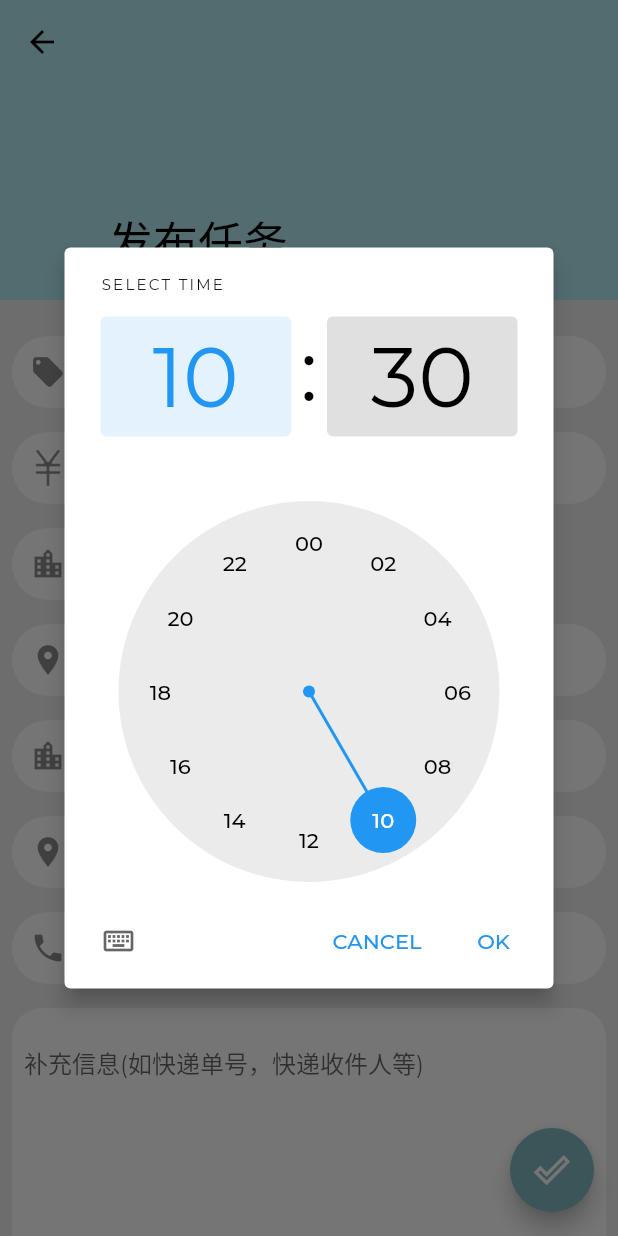
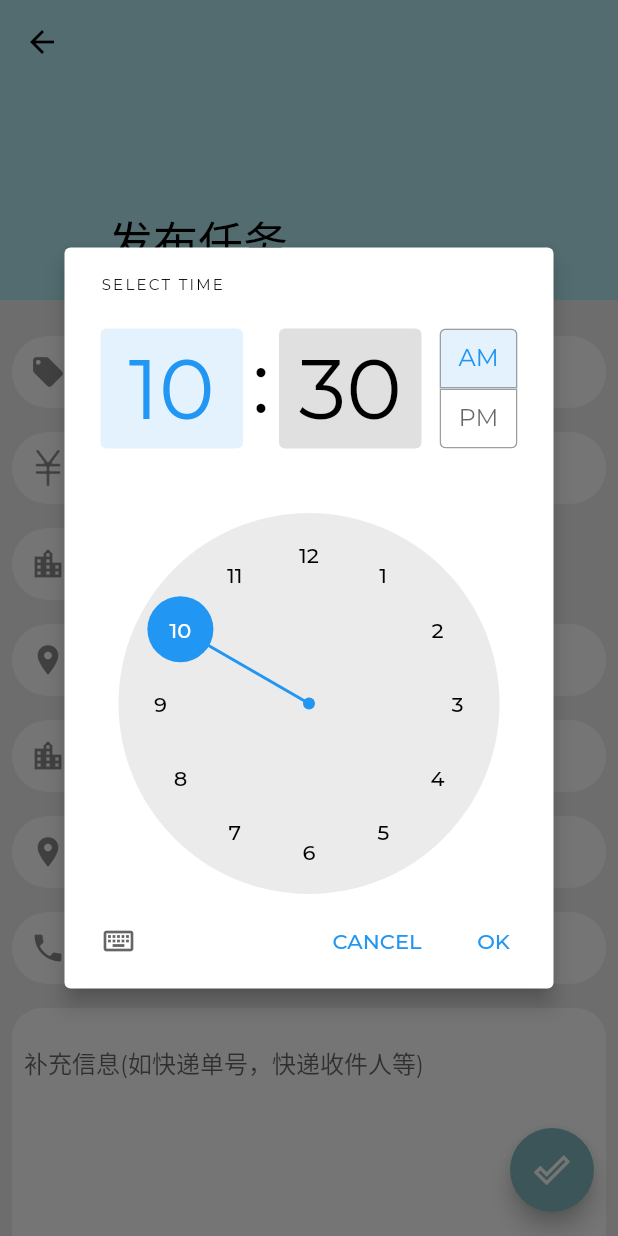
Before and after one commit to Haurchefant-G/Tsingvat, a Flutter app: the newErrandPage screen opened directly, after a tap on "送达时间", on a phone screen of 412 x 824 dp. Run offline on Flutter 3.47's test engine with Material 2 defaults, Android fonts, the phone set to English and light mode, and no system bars; our stand-ins replace cached_network_image, dio, fluro, flutter_easyrefresh, flutter_screenutil, flutter_spinkit and 2 more; missing offline and left inert: provide; accounts and stored records are empty; generated files the repository leaves out were written again; network calls fail; statements that could not run were skipped; project files that could hold a hidden picture were left out.

Commit message:
tsingvat_0.6.1

```diff
--- a/tsingvat/lib/chat/chat_detail_page.dart
+++ b/tsingvat/lib/chat/chat_detail_page.dart
@@ -153,7 +153,7 @@ class _ChatDetailPageState extends State<ChatDetailPage> {
                   ),
                   Expanded(
                     child: Container(
-                    padding: EdgeInsets.only(top: ScreenUtil().setHeight(15.0), bottom: ScreenUtil().setHeight(15.0)),
+                    //padding: EdgeInsets.only(top: ScreenUtil().setHeight(15.0), bottom: ScreenUtil().setHeight(15.0)),
                     height: ScreenUtil().setHeight(60.0),
                     decoration: BoxDecoration(
                       borderRadius: BorderRadius.all(Radius.circular(5.0)),
@@ -181,7 +181,7 @@ class _ChatDetailPageState extends State<ChatDetailPage> {
                   Container(
                     width: ScreenUtil().setWidth(60.0),
                     child:  IconButton(
-                      icon: Icon(ICons.FACES), //发送按钮图标
+                      icon: Icon(Icons.face), //发送按钮图标
                       onPressed: () {
                         print('打开表情面板');
                       }
@@ -192,7 +192,7 @@ class _ChatDetailPageState extends State<ChatDetailPage> {
                     margin: EdgeInsets.only(right: ScreenUtil().setWidth(20.0)),
                     child:  IconButton(
                       //发送按钮或者+按钮
-                      icon: hasText ? Icon(Icons.send) :Icon(ICons.ADD), //发送按钮图标
+                      icon: hasText ? Icon(Icons.send) :Icon(Icons.add), //发送按钮图标
                       onPressed: () {
                         if(!hasText){
                           print('打开功能面板');
--- a/tsingvat/lib/chat/message_page.dart
+++ b/tsingvat/lib/chat/message_page.dart
@@ -16,7 +16,9 @@ class MessagePage extends StatelessWidget {
         // 需要加入之前已存在的用户
         var length = Conversation.getMockConversations().length + 1;
         print(length);
-        return Container(
+        return Scaffold(
+          appBar: AppBar(title: Text("聊天")),
+                  body: Container(
             child: ListView.builder(
               itemBuilder:  (BuildContext context, int index){
                 if (index < Conversation.getMockConversations().length){
@@ -30,6 +32,7 @@ class MessagePage extends StatelessWidget {
               },
               itemCount: length ,
             )
+          ),
         );
       }
     );
--- a/tsingvat/lib/loginPage.dart
+++ b/tsingvat/lib/loginPage.dart
@@ -75,7 +75,7 @@ class _Login extends State<Login> {
       SharedPreferenceUtil.setInt('phone', user.phone);
       SharedPreferenceUtil.setString('nickname', user.nickname);
       SharedPreferenceUtil.setString('signature', user.signature);
-      SharedPreferenceUtil.setString('avatar', user.avatar + "?" +
+      SharedPreferenceUtil.setString('avatar', user.avatar??"" + "?" +
                   DateTime.now().microsecondsSinceEpoch.toString());
 
       Navigator.pushReplacementNamed(context, "homePage");
--- a/tsingvat/lib/page/newErrandPage.dart
+++ b/tsingvat/lib/page/newErrandPage.dart
@@ -400,8 +400,9 @@ class _newErrandPageState extends State<newErrandPage> {
                                               return MediaQuery(
                                                 data: MediaQuery.of(context)
                                                     .copyWith(
-                                                        alwaysUse24HourFormat:
-                                                            true),
+                                                        // alwaysUse24HourFormat:
+                                                        //     true
+                                                            ),
                                                 child: child,
                                               );
                                             },
--- a/tsingvat/lib/signupPage.dart
+++ b/tsingvat/lib/signupPage.dart
@@ -233,7 +233,7 @@ class _Login extends State<SignupPage> {
                                 //if (v.length == 0) {
                                 print(v);
                                 //}
-                                return v.length > 0 ? null : "密码不能为空";
+                                // return v.length > 0 ? null : "密码不能为空";
                               },
                             ),
                           ),
@@ -285,7 +285,7 @@ class _Login extends State<SignupPage> {
                                 print(password);
                                 print(v);
                                 //}
-                                return v == password ? null : "前后两次密码不一致";
+                                // return v == password ? null : "前后两次密码不一致";
                               },
                             ),
                           ),
```
Lines whose indentation alone changed are shown as unchanged.
